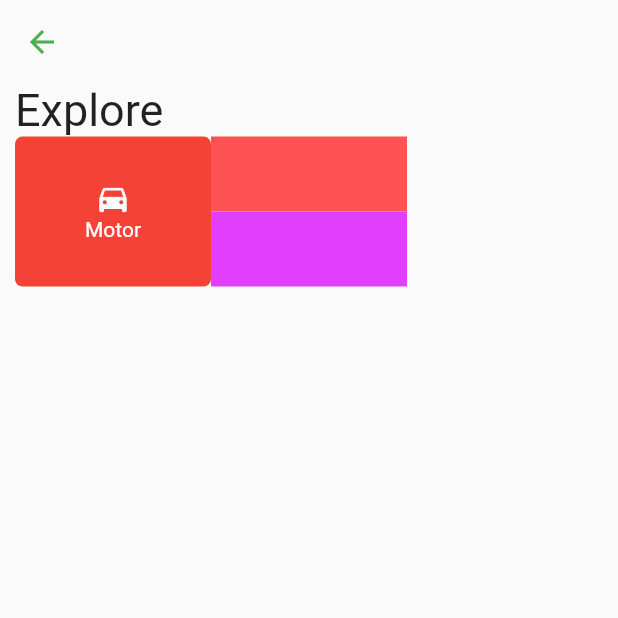
After one commit to Shrawan-git/Flutter_UI, a Flutter app: the HomePage screen opened directly, on a phone screen of 412 x 824 dp, the top half of it. The commit adds this screen. Run offline on Flutter 3.47's test engine with Material 2 defaults, Android fonts, the phone set to English and light mode, and no system bars.

Commit message:
dashboard design error

```diff
--- /dev/null
+++ b/lib/home.dart
@@ -0,0 +1,92 @@
+import 'package:flutter/material.dart';
+
+class HomePage extends StatefulWidget {
+  @override
+  _HomePageState createState() => _HomePageState();
+}
+
+class _HomePageState extends State<HomePage> {
+  @override
+  Widget build(BuildContext context) {
+    return new Scaffold(
+      appBar: new AppBar(
+        backgroundColor: Colors.transparent,
+        elevation: 0.0,
+        iconTheme: new IconThemeData(color: Colors.green),
+      ),
+      body: MainContent(),
+    );
+  }
+}
+
+class MainContent extends StatelessWidget {
+  @override
+  Widget build(BuildContext context) {
+    return new ListView(
+      children: <Widget>[
+        Padding(
+          padding: const EdgeInsets.symmetric(horizontal: 10.0),
+          child: new Container(
+            child: new Column(
+              children: <Widget>[
+                Row(
+                  children: <Widget>[
+                    new Text(
+                      "Explore",
+                      style: new TextStyle(fontSize: 30.0),
+                      textAlign: TextAlign.left,
+                    ),
+                  ],
+                ),
+                Row(
+                  children: <Widget>[
+                    new Expanded(
+                        child: new Container(
+                      height: 100.0,
+                      decoration: new BoxDecoration(
+                          borderRadius: new BorderRadius.circular(5.0),
+                          color: Colors.red),
+                      child: new Column(
+                        mainAxisAlignment: MainAxisAlignment.center,
+                        children: <Widget>[
+                          new Icon(
+                            Icons.drive_eta,
+                            color: Colors.white,
+                          ),
+                          new Text("Motor",
+                              style: new TextStyle(color: Colors.white))
+                        ],
+                      ),
+                    )),
+                    new Expanded(
+                        child: new Container(
+                      height: 100.0,
+                      child: Column(
+                        children: <Widget>[
+                          Expanded(
+                            child: new Container(
+                              color: Colors.redAccent,
+                            ),
+                          ),
+                          Expanded(
+                            child: new Container(
+                              color: Colors.purpleAccent,
+                            ),
+                          )
+                        ],
+                      ),
+                    )),
+                    new Expanded(
+                        child: new Container(
+                      height: 100.0,
+                    )),
+                  ],
+                )
+              ],
+            ),
+          ),
+        )
+      ],
+    );
+  }
+}
--- a/lib/login.dart
+++ b/lib/login.dart
@@ -1,5 +1,6 @@
 import 'package:flutter/material.dart';
 import 'icon.dart';
+import 'home.dart';
 
 class LoginPage extends StatelessWidget {
   @override
@@ -50,6 +51,13 @@ class LoginPage extends StatelessWidget {
                     child: Padding(
                       padding: const EdgeInsets.only(
                           left: 20.0, right: 5.0, top: 10.0),
+                      child: GestureDetector(
+                        onTap: () {
+                          Navigator.push(
+                              context,
+                              MaterialPageRoute(
+                                  builder: (context) => HomePage()));
+                        },
                         child: new Container(
                           alignment: Alignment.center,
                           height: 70.0,
@@ -61,6 +69,7 @@ class LoginPage extends StatelessWidget {
                             "Login",
                             style: new TextStyle(
                                 fontSize: 20.0, color: Colors.white),
+                          ),
                         ),
                       ),
                     ),
```
Lines whose indentation alone changed are shown as unchanged.
